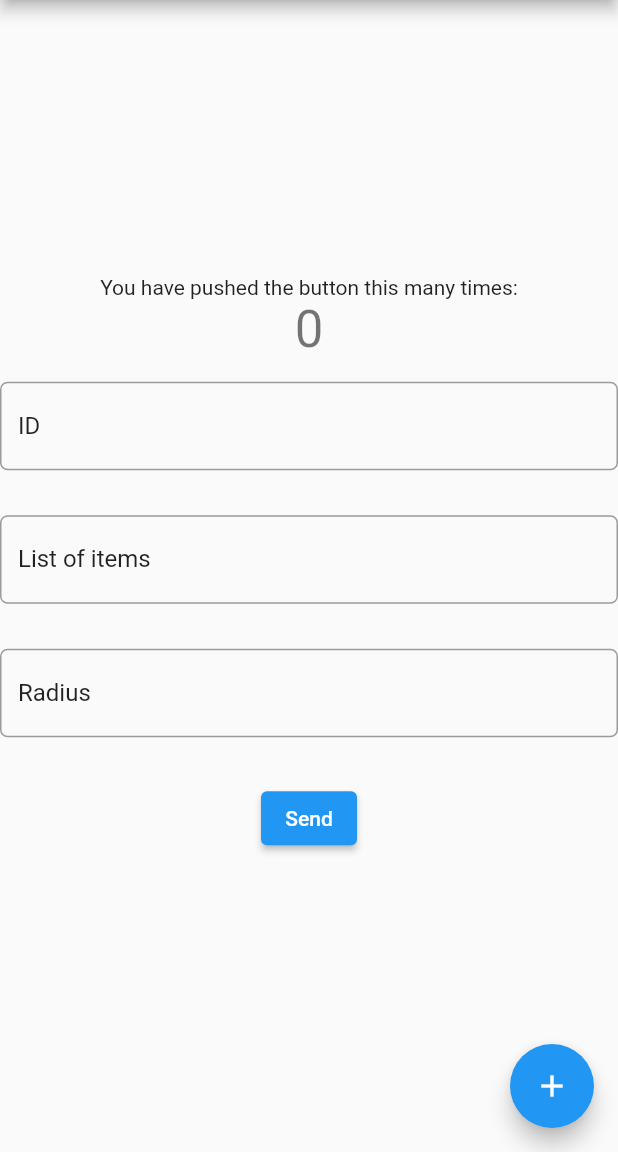
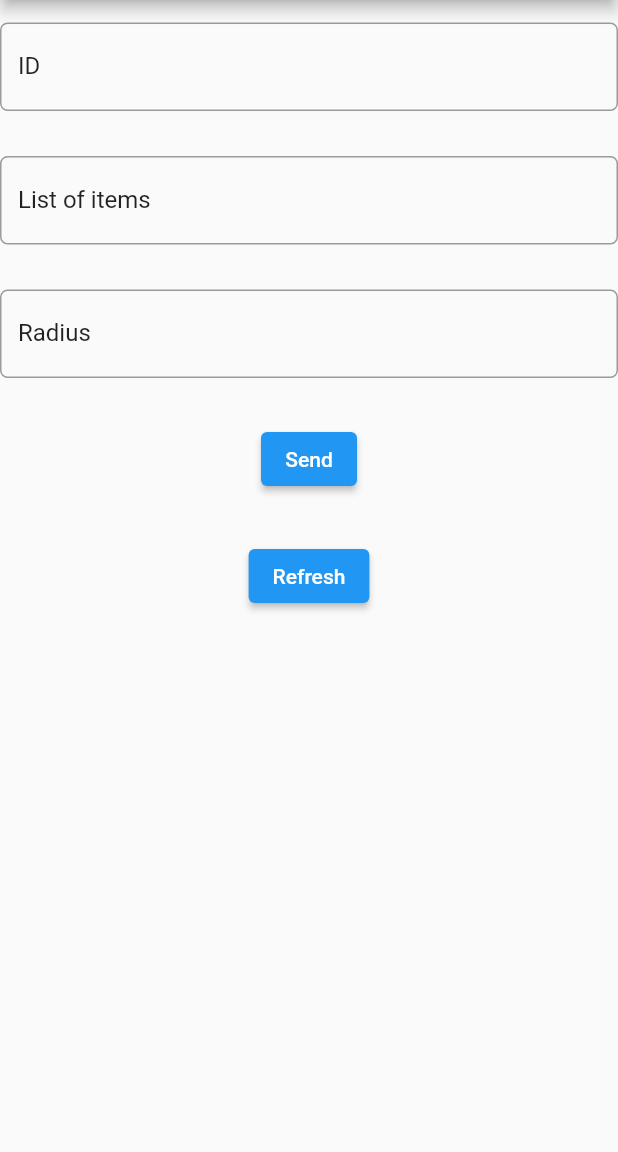
Before and after one commit to vashishthas/socketIO, a Flutter app: the screen it shows after launch, on a phone screen of 412 x 824 dp, the part 84-1236 px from its top. Run offline on Flutter 3.47's test engine with Material 2 defaults, Android fonts, the phone set to English and light mode, and no system bars; our stand-ins replace socket_io_client; network calls fail.

Commit message:
Reply received

```diff
--- a/frontend/lib/main.dart
+++ b/frontend/lib/main.dart
@@ -29,7 +29,8 @@ class MyHomePage extends StatefulWidget {
 }
 
 class _MyHomePageState extends State<MyHomePage> {
-  int _counter = 0;
+  // int _counter = 0;
+  String replyList="";
 
   TextEditingController textController1 = TextEditingController();
   TextEditingController textController2 = TextEditingController();
@@ -44,12 +45,12 @@ class _MyHomePageState extends State<MyHomePage> {
     connect();
   }
 
-  void _incrementCounter() {
-    setState(() {
-      _counter++;
-      connect();
-    });
-  }
+  // void _incrementCounter() {
+  //   setState(() {
+  //     _counter++;
+  //     connect();
+  //   });
+  // }
 
   void connect() {
     socket = IO.io("http://192.168.29.181:5000", <String, dynamic>{
@@ -58,13 +59,23 @@ class _MyHomePageState extends State<MyHomePage> {
     });
     socket.connect();
     // socket.emit("/test", "Grocery,Meds,Fruits" + _counter.toString());
-    socket.onConnect((data) => print("Connected"));
+    // socket.onConnect((data) => print("Connected"));
+    socket.onConnect((data) {
+      print("Connected");
+      // socket.on("reply", (data) => replyList=data);
+
+      });
     print(socket.connected);
   }
 
   void sendMessage(String sourceId, String message, String radius) {
     socket.emit("message",
         {"sourceId": sourceId, "List of items": message, "radius": radius});
+    // socket.on("reply", (data) => replyList=data);
+    socket.on("reply", (data) {
+      replyList=data;
+      print(data);
+    });
   }
 
   @override
@@ -75,17 +86,17 @@ class _MyHomePageState extends State<MyHomePage> {
       appBar: AppBar(
         title: Text(widget.title),
       ),
-      body: Center(
+      body: SingleChildScrollView(
         child: Column(
           mainAxisAlignment: MainAxisAlignment.center,
           children: <Widget>[
-            Text(
-              'You have pushed the button this many times:',
-            ),
-            Text(
-              '$_counter',
-              style: Theme.of(context).textTheme.headline4,
-            ),
+            // Text(
+            //   'You have pushed the button this many times:',
+            // ),
+            // Text(
+            //   '$_counter',
+            //   style: Theme.of(context).textTheme.headline4,
+            // ),
             Padding(
               padding: EdgeInsets.only(top: 15.0, bottom: 15.0),
               child: TextField(
@@ -139,22 +150,43 @@ class _MyHomePageState extends State<MyHomePage> {
               child: ElevatedButton(
                 child: Text("Send"),
                 onPressed:(){
+                  // connect();
                   setState(() {
+                    connect();
                     debugPrint("List send");
                     sendMessage(textController1.text,
                     textController2.text, textController3.text);
 
                   });
                 } ,),
+            ),
+
+            Padding(
+              padding: EdgeInsets.only(top: 15.0, bottom: 15.0),
+              child: ElevatedButton(
+                child: Text("Refresh"),
+                onPressed:(){
+                  // connect();
+                  setState(() {
+                    connect();
+                  });
+                },
+                ),
+            ),
+
+            Padding(
+              padding: EdgeInsets.only(top: 15.0, bottom: 15.0),
+              child: Text(replyList),
             )
+
           ],
         ),
       ),
-      floatingActionButton: FloatingActionButton(
-        onPressed: _incrementCounter,
-        tooltip: 'Increment',
-        child: Icon(Icons.add),
-      ), // This trailing comma makes auto-formatting nicer for build methods.
+      // floatingActionButton: FloatingActionButton(
+      //   onPressed: _incrementCounter,
+      //   tooltip: 'Increment',
+      //   child: Icon(Icons.add),
+      // ), // This trailing comma makes auto-formatting nicer for build methods.
     );
   }
 }
```
Also changed, not shown: 1 other file.
